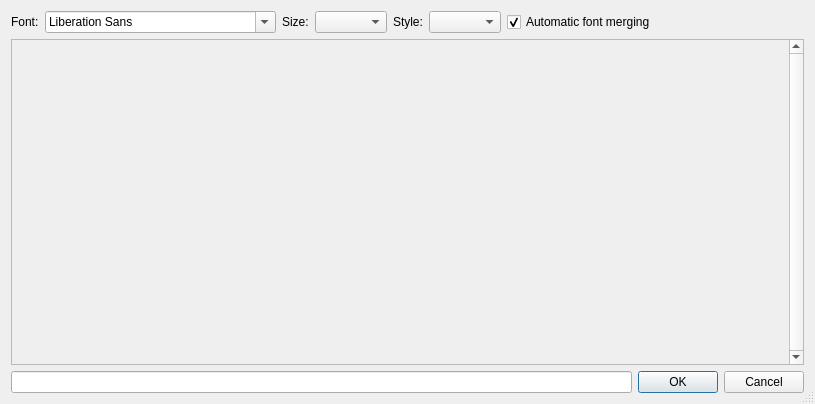
Old version of the form controls/dialogcharacters.ui in the repository riuson/lcd-image-converter.
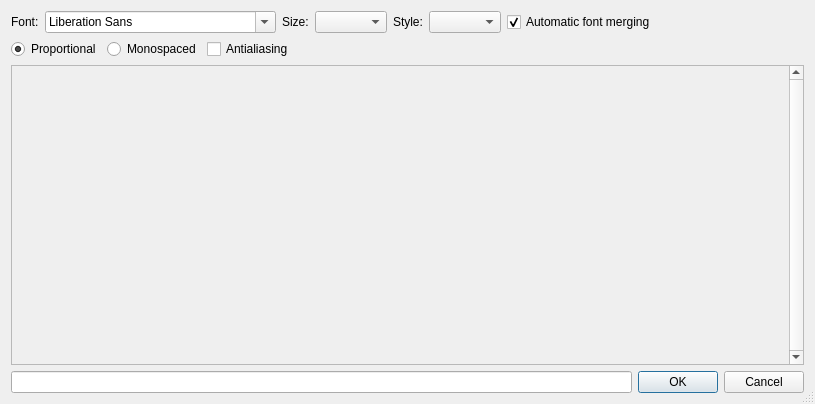
New version of the form.

Commit message: Implemented character drawing proportional, monospaces, without antialiasing.

What changed in the file:
```diff
--- a/controls/dialogcharacters.ui
+++ b/controls/dialogcharacters.ui
@@ -74,6 +74,47 @@
      </item>
     </layout>
    </item>
+   <item>
+    <layout class="QHBoxLayout" name="horizontalLayout_3">
+     <item>
+      <widget class="QRadioButton" name="radioButtonProportional">
+       <property name="text">
+        <string>Proportional</string>
+       </property>
+       <property name="checked">
+        <bool>true</bool>
+       </property>
+      </widget>
+     </item>
+     <item>
+      <widget class="QRadioButton" name="radioButtonMonospaced">
+       <property name="text">
+        <string>Monospaced</string>
+       </property>
+      </widget>
+     </item>
+     <item>
+      <widget class="QCheckBox" name="checkBoxAntialiasing">
+       <property name="text">
+        <string>Antialiasing</string>
+       </property>
+      </widget>
+     </item>
+     <item>
+      <spacer name="horizontalSpacer_2">
+       <property name="orientation">
+        <enum>Qt::Horizontal</enum>
+       </property>
+       <property name="sizeHint" stdset="0">
+        <size>
+         <width>40</width>
+         <height>20</height>
+        </size>
+       </property>
+      </spacer>
+     </item>
+    </layout>
+   </item>
    <item>
     <widget class="QScrollArea" name="scrollArea">
      <property name="verticalScrollBarPolicy">
@@ -88,7 +129,7 @@
         <x>0</x>
         <y>0</y>
         <width>782</width>
-        <height>314</height>
+        <height>284</height>
        </rect>
       </property>
      </widget>
```
The commit also changes 5 other files.
